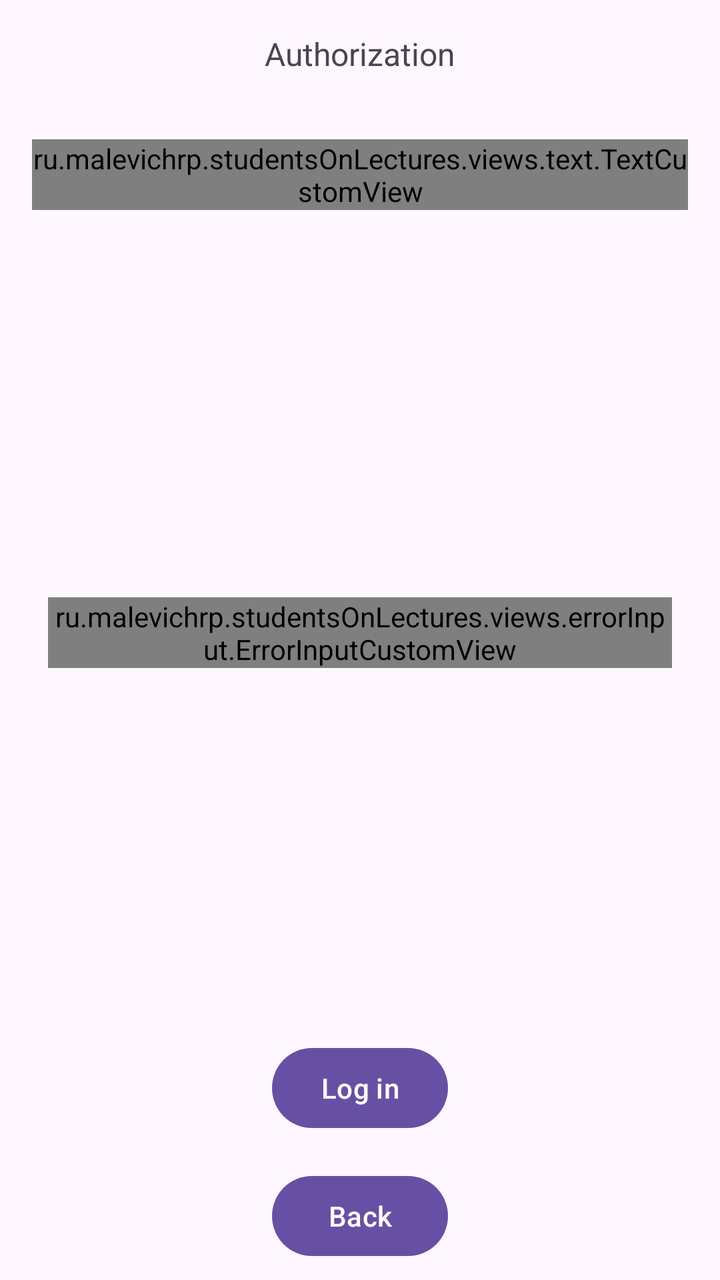
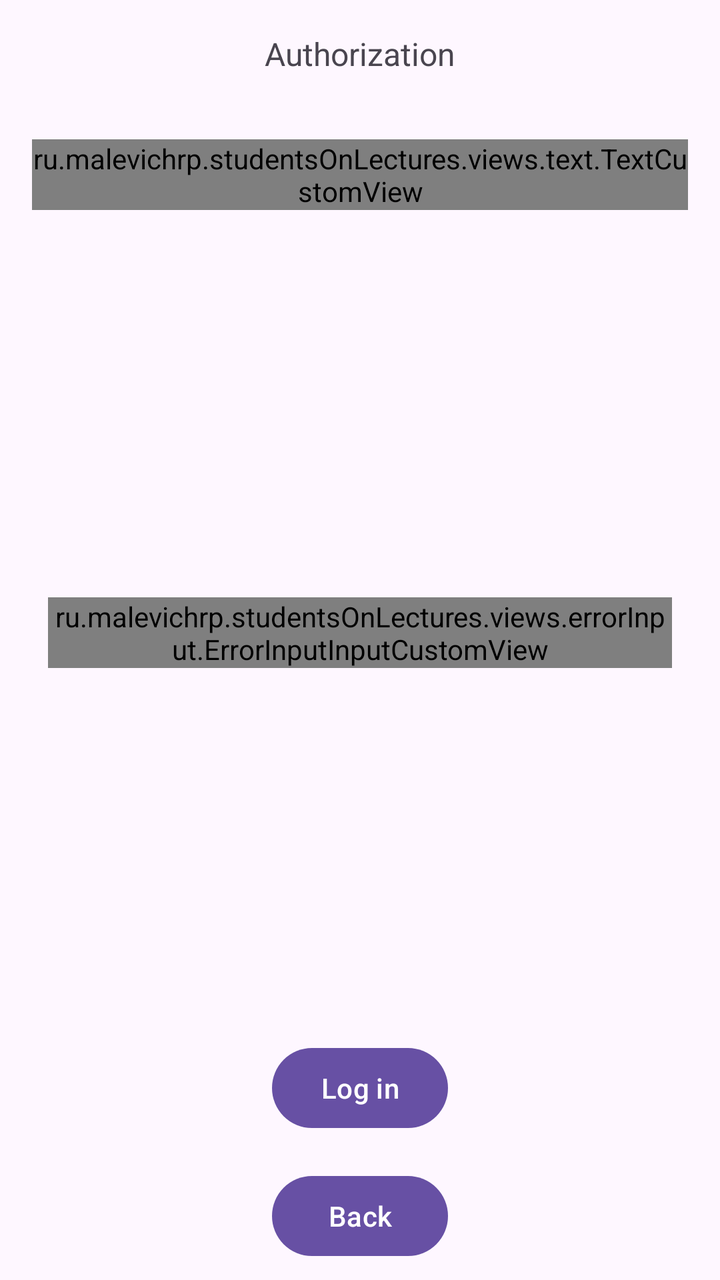

The first picture is an Android layout as it rendered before a commit; the second is the same layout after the commit. The layout source and the unified diff follow.
<!-- AndroidManifest.xml: application theme Theme.StudentsOnLectures -->
<!-- res/layout/fragment_authorization.xml -->
<?xml version="1.0" encoding="utf-8"?>
<LinearLayout xmlns:android="http://schemas.android.com/apk/res/android"
    xmlns:app="http://schemas.android.com/apk/res-auto"
    android:layout_width="match_parent"
    android:layout_height="match_parent"
    android:gravity="center_horizontal"
    android:orientation="vertical">

    <TextView
        android:layout_width="wrap_content"
        android:layout_height="wrap_content"
        android:layout_margin="16dp"
        android:text="@string/authorization"
        android:textSize="16sp" />

    <ru.malevichrp.studentsOnLectures.views.text.TextCustomView
        android:id="@+id/profileText"
        android:layout_width="wrap_content"
        android:layout_height="wrap_content"
        android:layout_margin="16dp"
        android:freezesText="true"
        android:textSize="16sp" />

    <Space
        android:layout_width="match_parent"
        android:layout_height="0dp"
        android:layout_weight="1" />

    <com.google.android.material.textfield.TextInputLayout
        android:layout_width="match_parent"
        android:layout_height="wrap_content"
        android:layout_margin="16dp"
        android:hint="@string/full_name"
        android:padding="8dp">

        <ru.malevichrp.studentsOnLectures.views.errorInput.ErrorInputCustomView
            android:id="@+id/nameInput"
            android:layout_width="match_parent"
            android:layout_height="wrap_content"
            android:freezesText="true"
            app:hint="выф" />
    </com.google.android.material.textfield.TextInputLayout>

    <Space
        android:layout_width="match_parent"
        android:layout_height="0dp"
        android:layout_weight="1" />

    <Button
        android:id="@+id/logInButton"
        android:layout_width="wrap_content"
        android:layout_height="wrap_content"
        android:layout_margin="8dp"
        android:text="@string/log_in" />

    <Button
        android:id="@+id/backButton"
        android:layout_width="wrap_content"
        android:layout_height="wrap_content"
        android:layout_margin="8dp"
        android:text="@string/back" />
</LinearLayout>
<!-- resources referenced by this layout -->
<resources>
  <string name="authorization">Authorization</string>
  <string name="back">Back</string>
  <string name="full_name">Full name</string>
  <string name="log_in">Log in</string>
  <style name="Theme.StudentsOnLectures" parent="Base.Theme.StudentsOnLectures" />
  <style name="Base.Theme.StudentsOnLectures" parent="Theme.Material3.DayNight.NoActionBar">
          
          
      </style>
</resources>

<!-- the commit's change to res/layout/fragment_authorization.xml (unified diff, before → after) -->
@@ -33,7 +33,7 @@
         android:hint="@string/full_name"
         android:padding="8dp">
 
-        <ru.malevichrp.studentsOnLectures.views.errorInput.ErrorInputCustomView
+        <ru.malevichrp.studentsOnLectures.views.errorInput.ErrorInputInputCustomView
             android:id="@+id/nameInput"
             android:layout_width="match_parent"
             android:layout_height="wrap_content"
